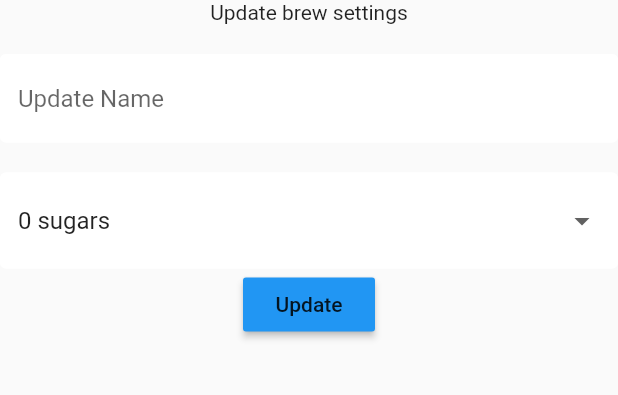
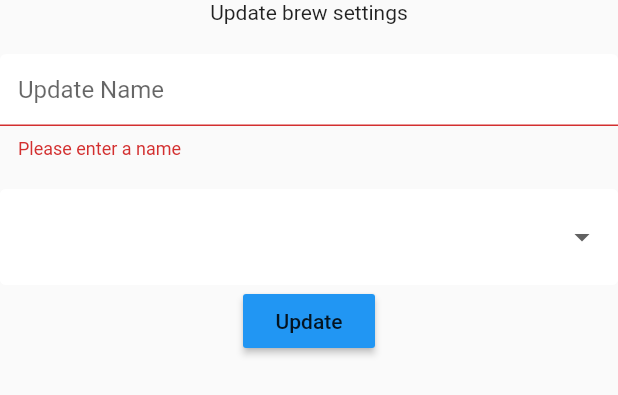
Before and after one commit to sophia-qin/firebaseStarterApp, a Flutter app: the SettingsForm widget shown alone on an empty page, opened directly, after a tap on "Update", on a phone screen of 412 x 824 dp. Shown: the top 395 px of the screen. Run offline on Flutter 3.47's test engine with Material 2 defaults, Android fonts, the phone set to English and light mode, and no system bars; our stand-ins replace cloud_firestore, firebase_auth, flutter_spinkit; accounts and stored records are empty.

Commit message:
added user ability to update database

```diff
--- a/lib/screens/home/brew_list.dart
+++ b/lib/screens/home/brew_list.dart
@@ -13,7 +13,7 @@ class BrewList extends StatefulWidget {
 class _BrewListState extends State<BrewList> {
   @override
   Widget build(BuildContext context) {
-    final brews = Provider.of<List<Brew>>(context);
+    final brews = Provider.of<List<Brew>>(context) ?? [];
     return ListView.builder(
       itemCount: brews.length,
       itemBuilder: (context, index) {
--- a/lib/screens/home/settings_form.dart
+++ b/lib/screens/home/settings_form.dart
@@ -1,6 +1,9 @@
+import 'package:firebasetutorial/models/user.dart';
+import 'package:firebasetutorial/screens/services/database.dart';
 import 'package:firebasetutorial/shared/constants.dart';
+import 'package:firebasetutorial/shared/loading.dart';
 import 'package:flutter/material.dart';
-
+import 'package:provider/provider.dart';
 
 class SettingsForm extends StatefulWidget {
   @override
@@ -8,7 +11,6 @@ class SettingsForm extends StatefulWidget {
 }
 
 class _SettingsFormState extends State<SettingsForm> {
-
   final _formKey = GlobalKey<FormState>();
   final List<String> sugars = ['0', '1', '2', '3'];
 
@@ -18,6 +20,14 @@ class _SettingsFormState extends State<SettingsForm> {
 
   @override
   Widget build(BuildContext context) {
+    // passed down from the wrapper
+    final user = Provider.of<User>(context);
+
+    return StreamBuilder<UserData>(
+        stream: DatabaseService(uid: user.uid).userData,
+        builder: (context, snapshot) {
+          if (snapshot.hasData) {
+            UserData userData = snapshot.data;
             return Form(
               key: _formKey,
               child: Column(
@@ -25,32 +35,44 @@ class _SettingsFormState extends State<SettingsForm> {
                   Text('Update brew settings'),
                   SizedBox(height: 20.0),
                   TextFormField(
-            decoration: textInputDecoration.copyWith(hintText: 'Update Name'),
-            validator: (val) => val.isEmpty ? 'Please enter a name' : null,
+                    initialValue: userData.name,
+                    decoration:
+                        textInputDecoration.copyWith(hintText: 'Update Name'),
+                    validator: (val) =>
+                        val.isEmpty ? 'Please enter a name' : null,
                     onChanged: (val) => setState(() => _currentName = val),
                   ),
                   SizedBox(height: 20.0),
                   DropdownButtonFormField(
                     decoration: textInputDecoration,
-            value: _currentSugars ?? '0', //not completeley necessary anymore
+                    value: _currentSugars ?? userData.sugars,
+                    //not completeley necessary anymore
                     items: sugars.map((sugar) {
                       return DropdownMenuItem(
                         value: sugar,
                         child: Text('$sugar sugars'),
                       );
                     }).toList(),
-            onChanged: (val) => setState(()=> _currentSugars = val),
+                    onChanged: (val) => setState(() => _currentSugars = val),
                   ),
                   RaisedButton(
                     color: Colors.blue,
                     child: Text('Update'),
                     onPressed: () async {
-              print(_currentName);
-              print(_currentSugars);
+                      if (_formKey.currentState.validate()) {
+                        await DatabaseService(uid: user.uid).updateUserData(
+                          _currentSugars ?? userData.sugars, _currentName ?? userData.name
+                        );
+                        Navigator.pop(context);
+                      }
                     },
-          )
+                  ),
                 ],
               ),
             );
+          } else {
+            return Loading();
+          }
+        });
   }
 }
```
Lines whose indentation alone changed are shown as unchanged.
